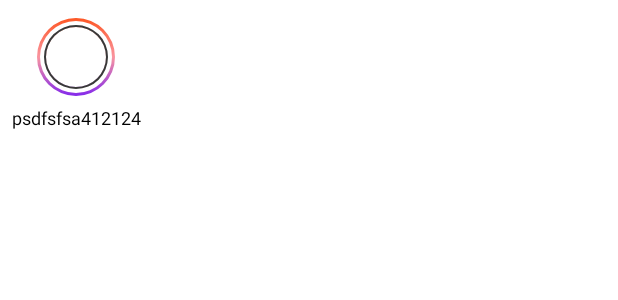
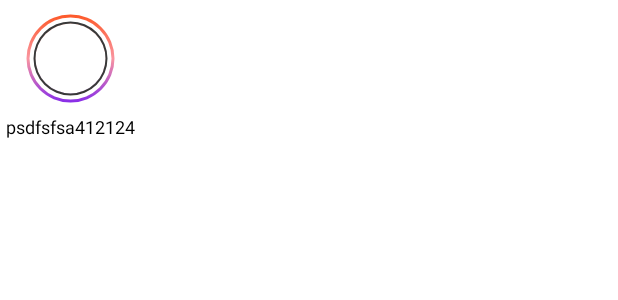
Before and after one commit to ph00per/InstagramFirstScreenApp, an Android app: the layout item_story.xml on its own in the app's theme, with its tools: preview values and no code run, on a phone screen of 412 x 824 dp. Shown: the top 300 px of the screen. Run offline under Robolectric (Android 15) with nearby library versions, the phone set to English and light mode, and no system bars; Roboto replaces fonts that are not available here.

Commit message:
some dimens changed

```diff
--- a/app/src/main/res/layout/item_my_story.xml
+++ b/app/src/main/res/layout/item_my_story.xml
@@ -4,12 +4,12 @@
     android:layout_width="wrap_content"
     android:layout_height="wrap_content"
     android:orientation="vertical"
-    android:padding="8dp">
+    android:padding="4dp">
 
     <de.hdodenhof.circleimageview.CircleImageView
         android:id="@+id/story_img"
-        android:layout_width="60dp"
-        android:layout_height="60dp"
+        android:layout_width="70dp"
+        android:layout_height="70dp"
         android:padding="6dp"
         android:scaleType="centerCrop"
         app:civ_border_color="@color/color_primary"
--- a/app/src/main/res/layout/item_story.xml
+++ b/app/src/main/res/layout/item_story.xml
@@ -4,12 +4,12 @@
     android:layout_width="wrap_content"
     android:layout_height="wrap_content"
     android:orientation="vertical"
-    android:padding="8dp">
+    android:padding="4dp">
 
     <de.hdodenhof.circleimageview.CircleImageView
         android:id="@+id/story_img"
-        android:layout_width="60dp"
-        android:layout_height="60dp"
+        android:layout_width="70dp"
+        android:layout_height="70dp"
         android:layout_gravity="center"
         android:background="@drawable/instagram_gradient_background"
         android:scaleType="centerCrop"
--- a/app/src/main/res/layout/toolbar.xml
+++ b/app/src/main/res/layout/toolbar.xml
@@ -4,7 +4,7 @@
     xmlns:tools="http://schemas.android.com/tools"
     android:id="@+id/toolbar_feedlist"
     android:layout_width="match_parent"
-    android:layout_height="56dp"
+    android:layout_height="50dp"
     android:backgroundTint="@color/color_on_primary"
     android:elevation="8dp"
     app:cardCornerRadius="0dp"
@@ -14,7 +14,7 @@
         android:layout_width="match_parent"
         android:layout_height="match_parent"
         android:clipToPadding="false"
-        android:padding="16dp">
+        android:padding="12dp">
 
         <ImageView
             android:id="@+id/instagram_logo"
```
